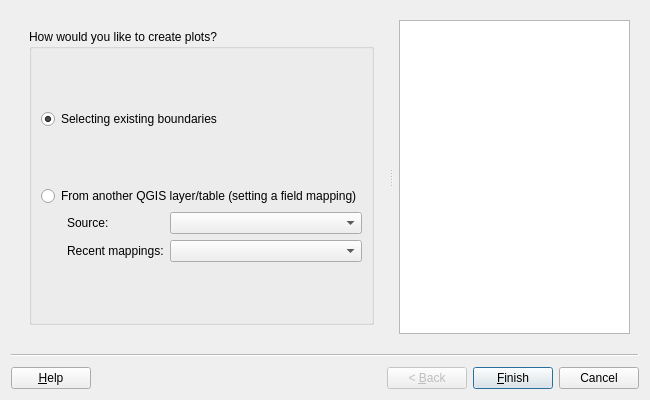
Above: asistente_ladm_col/ui/wiz_create_plot_cadastre.ui from SwissTierrasColombia/Asistente-LADM-COL before the change. Below: the same form after it.
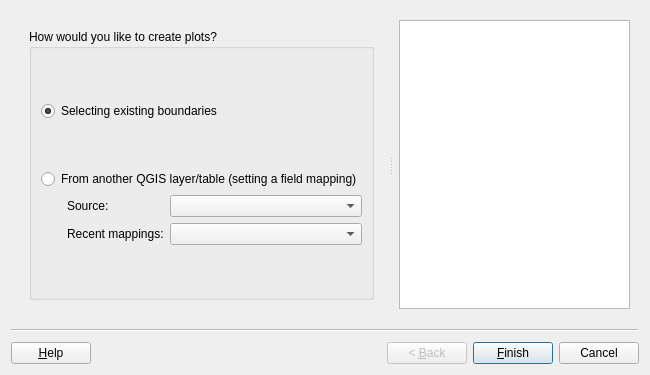
That is the form after the change. Custom widgets are drawn as their Qt base class.

What changed in the file:
```diff
--- a/asistente_ladm_col/ui/wiz_create_plot_cadastre.ui
+++ b/asistente_ladm_col/ui/wiz_create_plot_cadastre.ui
@@ -7,7 +7,7 @@
     <x>0</x>
     <y>0</y>
     <width>650</width>
-    <height>400</height>
+    <height>375</height>
    </rect>
   </property>
   <property name="cursor">
```
Left out of the diff: 2 changed lines with no effect on the pictures.
